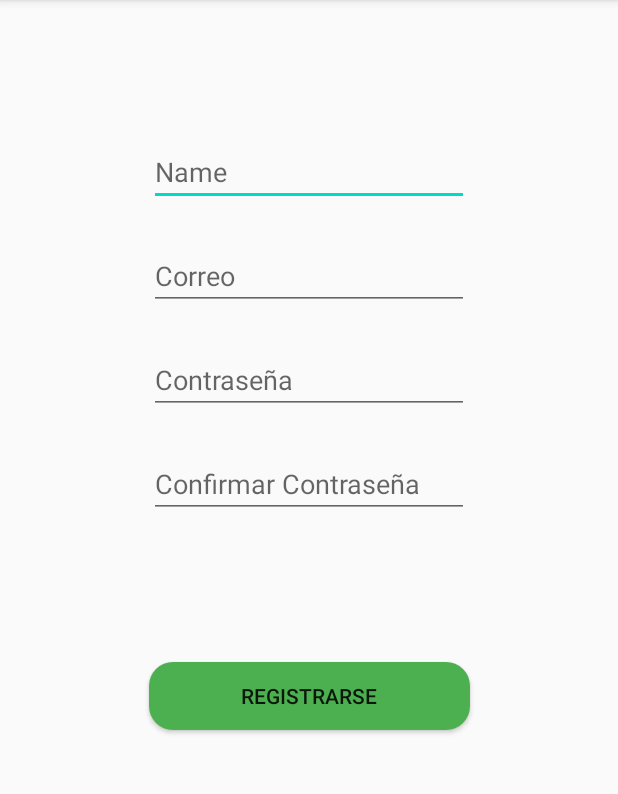
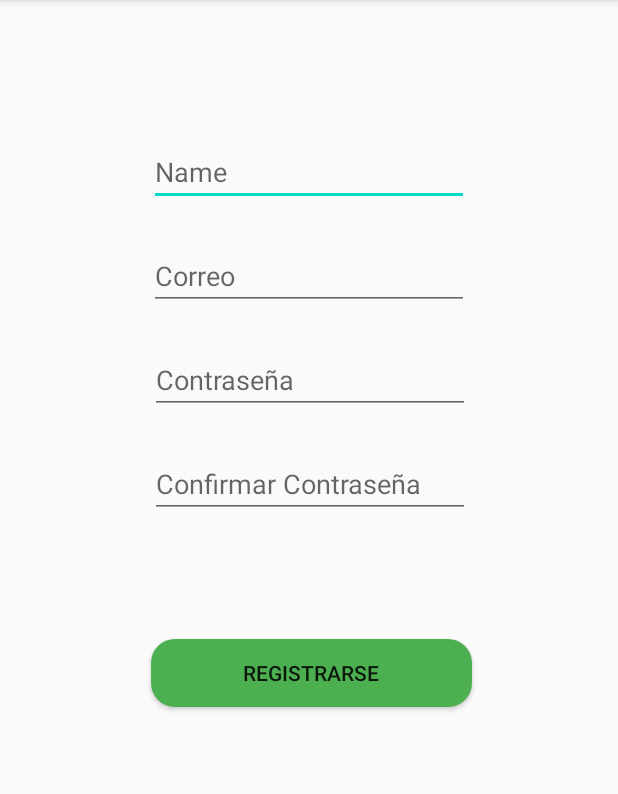
Before and after one commit to vcarlos97/PruebaA, an Android app: the screen it shows after launch (RegisterActivity), after a tap on "REGISTRARSE", on a phone screen of 412 x 824 dp, the part 84-878 px from its top. Run offline under Robolectric (Android 15) with nearby library versions, the light colour scheme and no system bars.

Commit message:
Commit 2.0

```diff
--- a/app/src/main/java/edu/upc/login/MainActivity.java
+++ b/app/src/main/java/edu/upc/login/MainActivity.java
@@ -60,14 +60,7 @@ public class MainActivity extends Activity {
             }
         });
 
-        Button pruebaHome = findViewById(R.id.pruebaHome);
-        pruebaHome.setOnClickListener(new View.OnClickListener() {
-            @Override
-            public void onClick(View v) {
-                Intent i=new Intent(MainActivity.this,HomeActivity.class);
-                startActivity(i);
-            }
-        });
+
 
 
         Button loginButton = findViewById(R.id.loginButton);
--- a/app/src/main/res/layout/activity_register.xml
+++ b/app/src/main/res/layout/activity_register.xml
@@ -14,10 +14,10 @@
         android:text="Registrarse"
         app:layout_constraintBottom_toBottomOf="parent"
         app:layout_constraintEnd_toEndOf="parent"
-        app:layout_constraintHorizontal_bias="0.502"
+        app:layout_constraintHorizontal_bias="0.507"
         app:layout_constraintStart_toStartOf="parent"
         app:layout_constraintTop_toBottomOf="@+id/confContraseñaText"
-        app:layout_constraintVertical_bias="0.254" />
+        app:layout_constraintVertical_bias="0.213" />
 
     <EditText
         android:id="@+id/nombreText"
@@ -50,8 +50,9 @@
         android:layout_marginTop="24dp"
         android:ems="10"
         android:hint="Contraseña"
-        android:inputType="textPersonName"
+        android:inputType="textPassword"
         app:layout_constraintEnd_toEndOf="parent"
+        app:layout_constraintHorizontal_bias="0.505"
         app:layout_constraintStart_toStartOf="parent"
         app:layout_constraintTop_toBottomOf="@+id/correoText" />
 
@@ -62,8 +63,9 @@
         android:layout_marginTop="24dp"
         android:ems="10"
         android:hint="Confirmar Contraseña"
-        android:inputType="textPersonName"
+        android:inputType="textPassword"
         app:layout_constraintEnd_toEndOf="parent"
+        app:layout_constraintHorizontal_bias="0.505"
         app:layout_constraintStart_toStartOf="parent"
         app:layout_constraintTop_toBottomOf="@+id/contraseñaText" />
 </androidx.constraintlayout.widget.ConstraintLayout>
```
Also changed, not shown: app/src/main/res/layout/activity_main.xml (+0 -10 lines).
